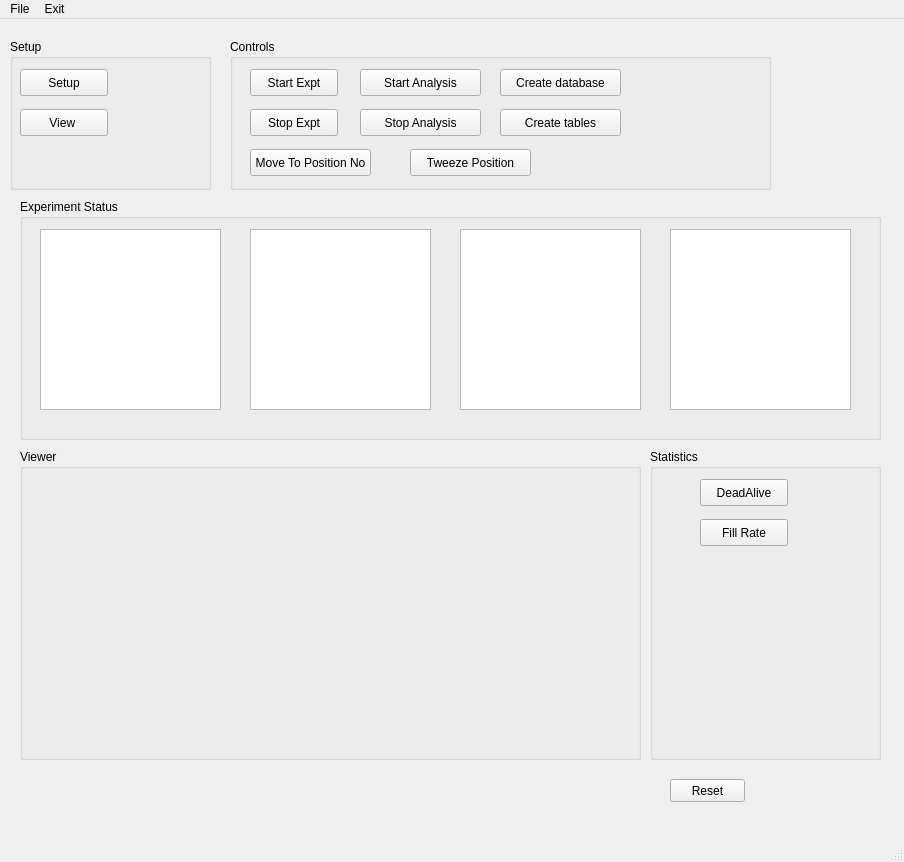
karempudi/GUIs, file mainWindow.ui: the form before one commit.
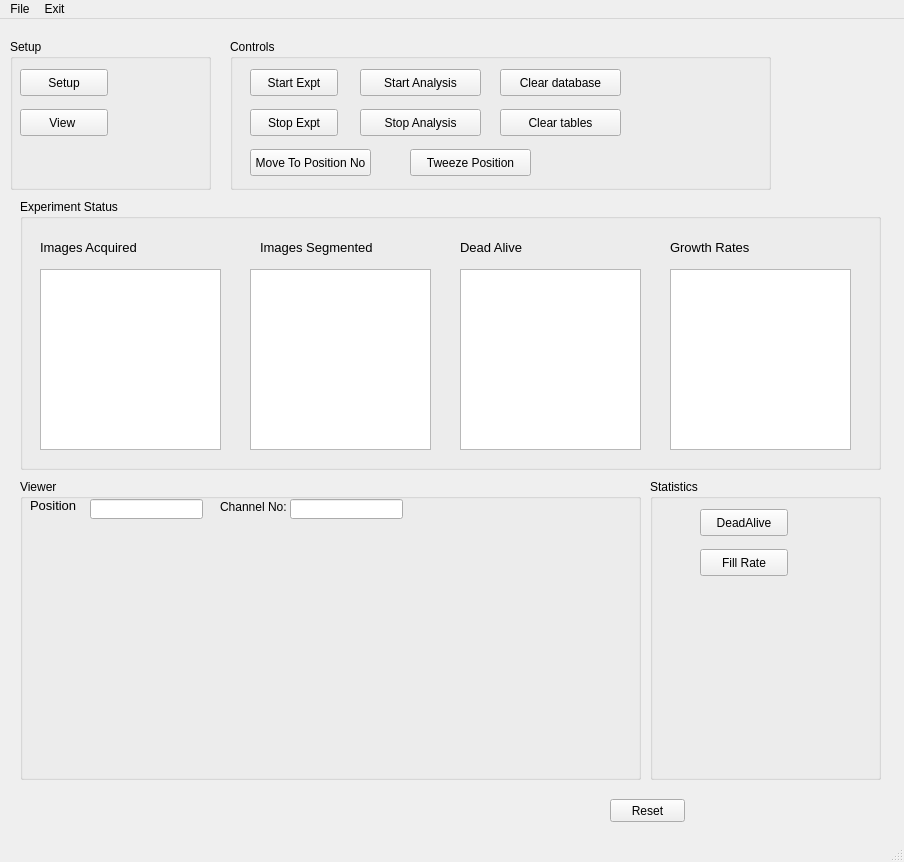
The form after the commit. Custom widgets are drawn as their Qt base class.

Patch:
```diff
--- a/mainWindow.ui
+++ b/mainWindow.ui
@@ -57,14 +57,65 @@
     <property name="geometry">
      <rect>
       <x>20</x>
-      <y>430</y>
+      <y>460</y>
       <width>621</width>
-      <height>311</height>
+      <height>301</height>
      </rect>
     </property>
     <property name="title">
      <string>Viewer</string>
     </property>
+    <widget class="QLabel" name="label_5">
+     <property name="geometry">
+      <rect>
+       <x>10</x>
+       <y>20</y>
+       <width>47</width>
+       <height>13</height>
+      </rect>
+     </property>
+     <property name="font">
+      <font>
+       <pointsize>10</pointsize>
+      </font>
+     </property>
+     <property name="text">
+      <string>Position:</string>
+     </property>
+    </widget>
+    <widget class="QLineEdit" name="lineEdit">
+     <property name="geometry">
+      <rect>
+       <x>70</x>
+       <y>20</y>
+       <width>113</width>
+       <height>20</height>
+      </rect>
+     </property>
+    </widget>
+    <widget class="QLabel" name="label_6">
+     <property name="geometry">
+      <rect>
+       <x>200</x>
+       <y>20</y>
+       <width>71</width>
+       <height>16</height>
+      </rect>
+     </property>
+     <property name="text">
+      <string>Channel No:</string>
+     </property>
+    </widget>
+    <widget class="QLineEdit" name="lineEdit_2">
+     <property name="geometry">
+      <rect>
+       <x>270</x>
+       <y>20</y>
+       <width>113</width>
+       <height>20</height>
+      </rect>
+     </property>
+    </widget>
    </widget>
    <widget class="QGroupBox" name="runStatus">
     <property name="geometry">
@@ -72,7 +123,7 @@
       <x>20</x>
       <y>180</y>
       <width>861</width>
-      <height>241</height>
+      <height>271</height>
      </rect>
     </property>
     <property name="title">
@@ -82,7 +133,7 @@
      <property name="geometry">
       <rect>
        <x>20</x>
-       <y>30</y>
+       <y>70</y>
        <width>181</width>
        <height>181</height>
       </rect>
@@ -92,7 +143,7 @@
      <property name="geometry">
       <rect>
        <x>230</x>
-       <y>30</y>
+       <y>70</y>
        <width>181</width>
        <height>181</height>
       </rect>
@@ -102,7 +153,7 @@
      <property name="geometry">
       <rect>
        <x>440</x>
-       <y>30</y>
+       <y>70</y>
        <width>181</width>
        <height>181</height>
       </rect>
@@ -112,12 +163,108 @@
      <property name="geometry">
       <rect>
        <x>650</x>
-       <y>30</y>
+       <y>70</y>
        <width>181</width>
        <height>181</height>
       </rect>
      </property>
     </widget>
+    <widget class="QLabel" name="label">
+     <property name="geometry">
+      <rect>
+       <x>20</x>
+       <y>40</y>
+       <width>101</width>
+       <height>16</height>
+      </rect>
+     </property>
+     <property name="font">
+      <font>
+       <pointsize>10</pointsize>
+      </font>
+     </property>
+     <property name="midLineWidth">
+      <number>0</number>
+     </property>
+     <property name="text">
+      <string>Images Acquired</string>
+     </property>
+     <property name="textFormat">
+      <enum>Qt::PlainText</enum>
+     </property>
+    </widget>
+    <widget class="QLabel" name="label_2">
+     <property name="geometry">
+      <rect>
+       <x>240</x>
+       <y>40</y>
+       <width>131</width>
+       <height>16</height>
+      </rect>
+     </property>
+     <property name="font">
+      <font>
+       <pointsize>10</pointsize>
+      </font>
+     </property>
+     <property name="midLineWidth">
+      <number>0</number>
+     </property>
+     <property name="text">
+      <string>Images Segmented</string>
+     </property>
+     <property name="textFormat">
+      <enum>Qt::PlainText</enum>
+     </property>
+    </widget>
+    <widget class="QLabel" name="label_3">
+     <property name="geometry">
+      <rect>
+       <x>440</x>
+       <y>40</y>
+       <width>131</width>
+       <height>16</height>
+      </rect>
+     </property>
+     <property name="font">
+      <font>
+       <pointsize>10</pointsize>
+      </font>
+     </property>
+     <property name="midLineWidth">
+      <number>0</number>
+     </property>
+     <property name="text">
+      <string>Dead Alive</string>
+     </property>
+     <property name="textFormat">
+      <enum>Qt::PlainText</enum>
+     </property>
+    </widget>
+    <widget class="QLabel" name="label_4">
+     <property name="geometry">
+      <rect>
+       <x>650</x>
+       <y>40</y>
+       <width>131</width>
+       <height>16</height>
+      </rect>
+     </property>
+     <property name="font">
+      <font>
+       <pointsize>10</pointsize>
+      </font>
+     </property>
+     <property name="midLineWidth">
+      <number>0</number>
+     </property>
+     <property name="text">
+      <string>Growth Rates</string>
+     </property>
+     <property name="textFormat">
+      <enum>Qt::PlainText</enum>
+     </property>
+    </widget>
    </widget>
    <widget class="QGroupBox" name="groupBox_3">
     <property name="geometry">
@@ -193,7 +340,7 @@
       </rect>
      </property>
      <property name="text">
-      <string>Create database</string>
+      <string>Clear database</string>
      </property>
     </widget>
     <widget class="QPushButton" name="moveToPosition">
@@ -232,7 +379,7 @@
       </rect>
      </property>
      <property name="text">
-      <string>Create tables</string>
+      <string>Clear tables</string>
      </property>
     </widget>
    </widget>
@@ -240,9 +387,9 @@
     <property name="geometry">
      <rect>
       <x>650</x>
-      <y>430</y>
+      <y>460</y>
       <width>231</width>
-      <height>311</height>
+      <height>301</height>
      </rect>
     </property>
     <property name="title">
@@ -278,8 +425,8 @@
    <widget class="QPushButton" name="resetButton">
     <property name="geometry">
      <rect>
-      <x>670</x>
-      <y>760</y>
+      <x>610</x>
+      <y>780</y>
       <width>75</width>
       <height>23</height>
      </rect>
```
